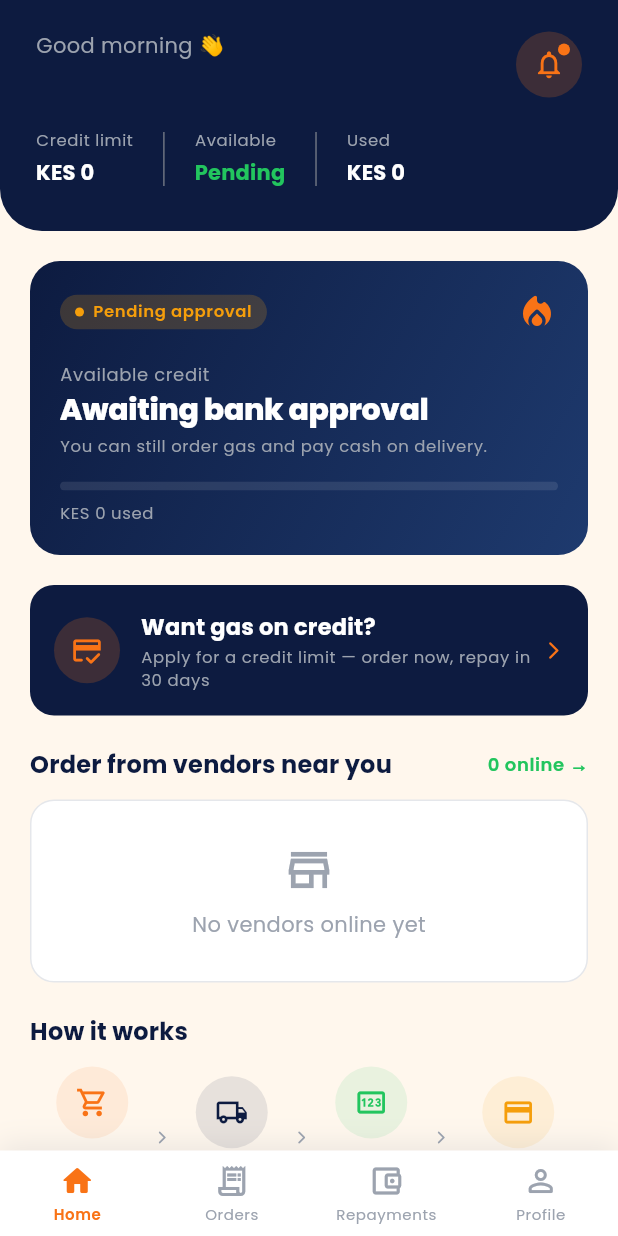
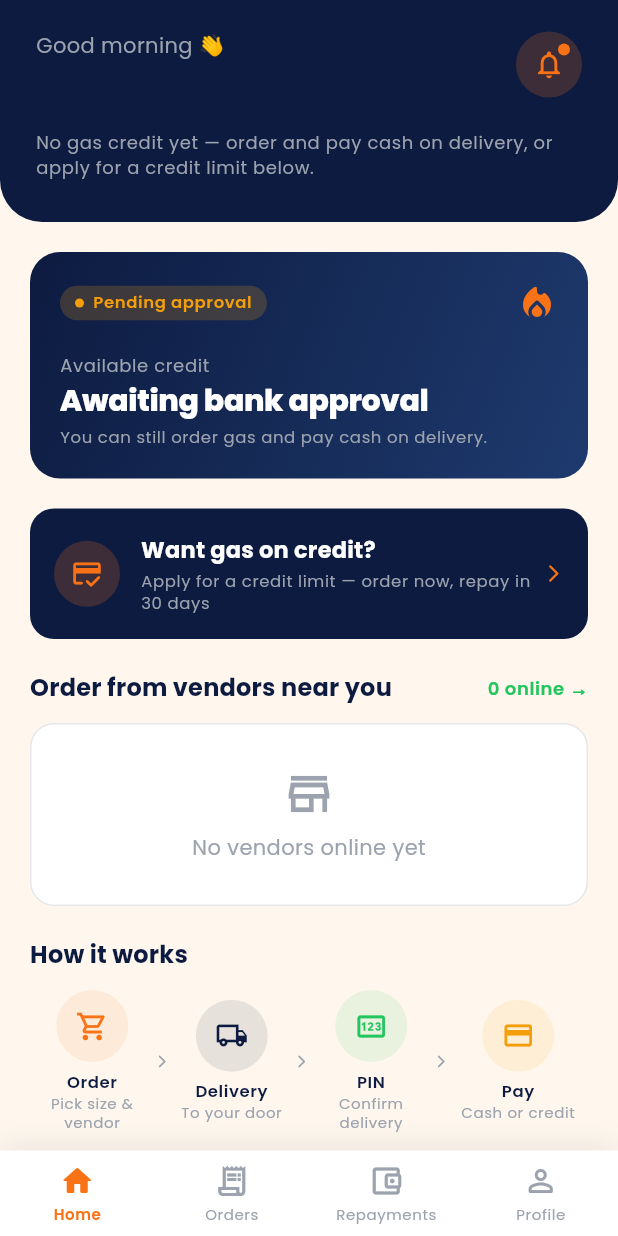
Before and after one commit to xadaka19/mobigas, a Flutter app: the HomeScreen screen opened by its route, on a phone screen of 412 x 824 dp. Run offline on Flutter 3.47's test engine with Material 3 defaults, Android fonts, the phone set to English and light mode, and no system bars; our stand-ins replace cloud_firestore, device_info_plus, dio, firebase_auth, firebase_core, firebase_messaging and 14 more; missing offline and left inert: firebase_app_check, safe_device; accounts and stored records are empty.

Commit message:
New update

```diff
--- a/lib/features/customer/screens/home_screen.dart
+++ b/lib/features/customer/screens/home_screen.dart
@@ -18,6 +18,7 @@ class HomeScreen extends StatefulWidget {
 
 class _HomeScreenState extends State<HomeScreen> {
   int _currentTab = 0;
+  bool _initializedForCustomer = false;
 
   @override
   void initState() {
@@ -30,16 +31,24 @@ class _HomeScreenState extends State<HomeScreen> {
           context.push('/order-tracking');
         }
       });
-
-      final auth = context.read<AuthProvider>();
+      _initForCustomer();
+    });
+  }
+
+  /// Loads vendors + order stream once the customer object exists.
+  /// Called from initState AND build, because on cold start the
+  /// customer is still hydrating from Firestore when initState runs —
+  /// loading vendors before we have coordinates means no distances.
+  void _initForCustomer() {
+    if (_initializedForCustomer) return;
+    final customer = context.read<AuthProvider>().customer;
+    if (customer == null) return;
+    _initializedForCustomer = true;
     context.read<VendorProvider>().loadVendors(
-            lat: auth.customer?.latitude,
-            lng: auth.customer?.longitude,
-          );
-      if (auth.customer != null) {
-        context.read<OrderProvider>().watchOrders(auth.customer!.id);
-      }
-    });
+          lat: customer.latitude,
+          lng: customer.longitude,
+        );
+    context.read<OrderProvider>().watchOrders(customer.id);
   }
 
   @override
@@ -52,6 +61,12 @@ class _HomeScreenState extends State<HomeScreen> {
       return const Scaffold(
         body: Center(child: CircularProgressIndicator()),
       );
+    }
+
+    // Customer just became available (cold start) — load vendors with
+    // real coordinates and start the order stream.
+    if (!_initializedForCustomer) {
+      WidgetsBinding.instance.addPostFrameCallback((_) => _initForCustomer());
     }
 
     return DoubleBackToExit(
@@ -177,22 +192,18 @@ class _HomeScreenState extends State<HomeScreen> {
             ],
           ),
           const SizedBox(height: 20),
+          if (customer.isBankApproved)
             Row(
               children: [
                 _headerStat('Credit limit',
-                  customer.bankApprovedLimit != null
-                      ? 'KES ${customer.bankApprovedLimit!.toStringAsFixed(0)}'
-                      : 'Pending'),
+                    'KES ${customer.bankApprovedLimit!.toStringAsFixed(0)}'),
                 Container(
                     width: 1,
                     height: 36,
                     color: AppColors.gray600,
                     margin: const EdgeInsets.symmetric(horizontal: 20)),
-              _headerStat(
-                  'Available',
-                  customer.isBankApproved
-                      ? 'KES ${customer.bankCreditAvailable.toStringAsFixed(0)}'
-                      : 'Pending',
+                _headerStat('Available',
+                    'KES ${customer.bankCreditAvailable.toStringAsFixed(0)}',
                     valueColor: AppColors.success),
                 Container(
                     width: 1,
@@ -202,6 +213,15 @@ class _HomeScreenState extends State<HomeScreen> {
                 _headerStat('Used',
                     'KES ${customer.bankCreditUsed.toStringAsFixed(0)}'),
               ],
+            )
+          else
+            Text(
+              'No gas credit yet — order and pay cash on delivery, or apply for a credit limit below.',
+              style: Theme.of(context).textTheme.bodySmall?.copyWith(
+                    color: AppColors.gray400,
+                    fontSize: 12,
+                    height: 1.4,
+                  ),
             ),
         ],
       ),
@@ -319,6 +339,7 @@ class _HomeScreenState extends State<HomeScreen> {
                   ),
             ),
           ],
+          if (customer.isBankApproved) ...[
             const SizedBox(height: 16),
             ClipRRect(
               borderRadius: BorderRadius.circular(4),
@@ -352,6 +373,7 @@ class _HomeScreenState extends State<HomeScreen> {
                   ),
               ],
             ),
+          ],
         ],
       ),
     );
```
Also changed, not shown: 1 other file. Lines whose indentation alone changed are shown as unchanged.
